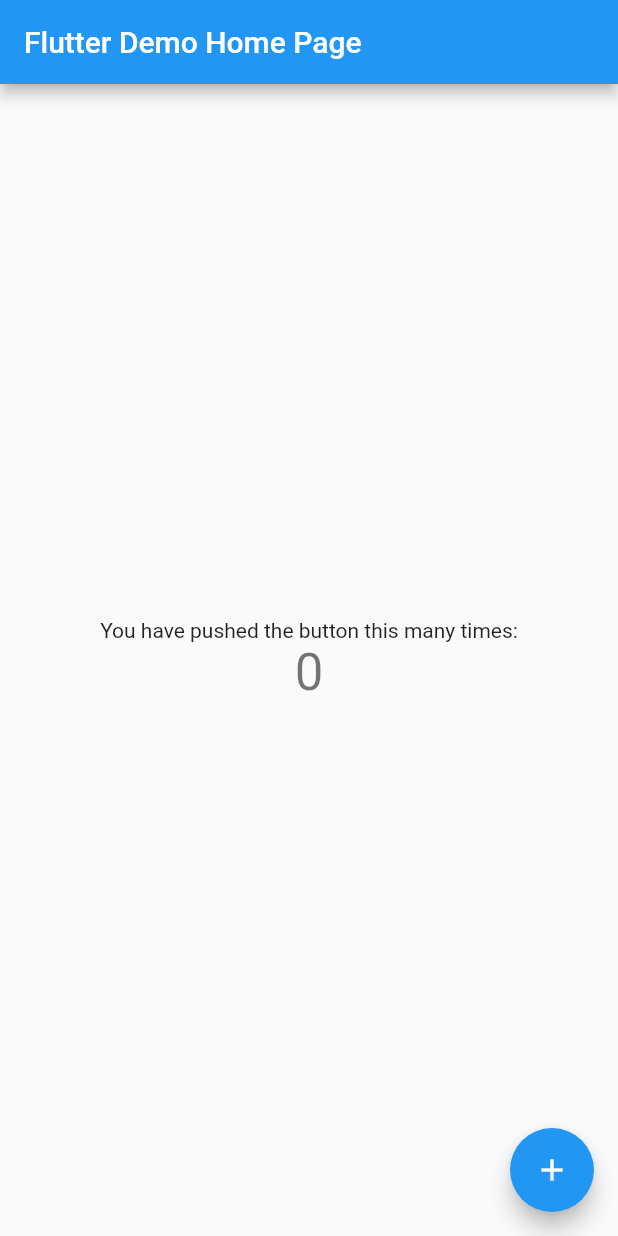
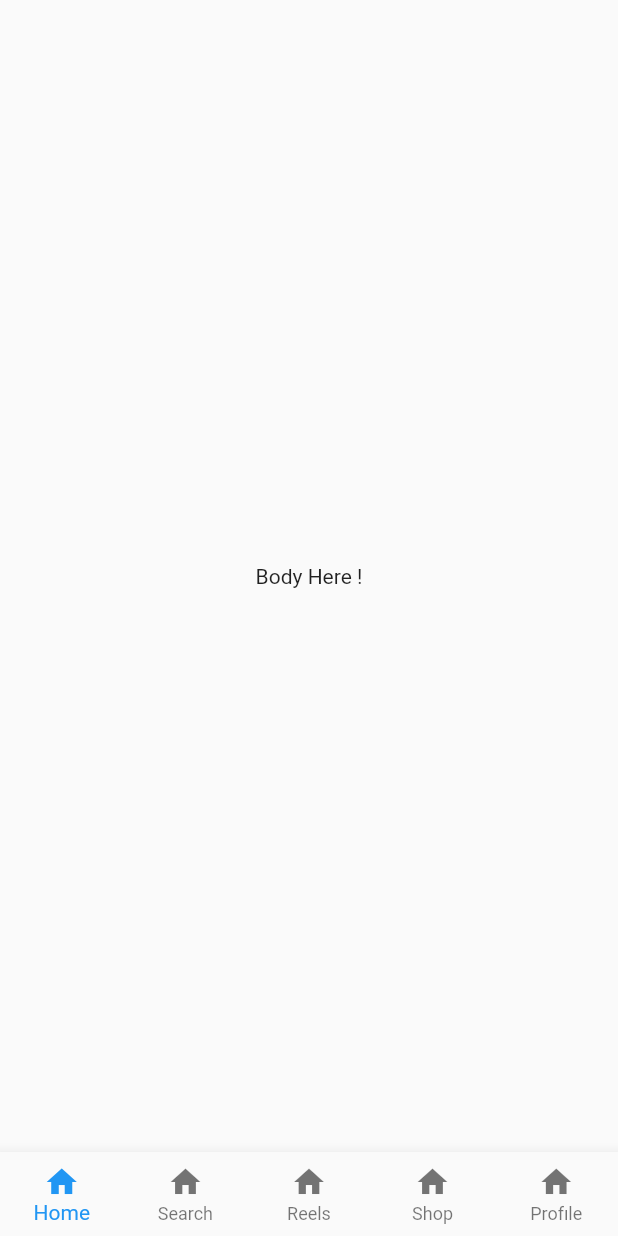
Before and after one commit to eminkartci/Flutter-Instagram-Clone, a Flutter app: the screen it shows after launch, on a phone screen of 412 x 824 dp. Run offline on Flutter 3.47's test engine with Material 2 defaults, Android fonts, the light colour scheme and no system bars.

Commit message:
Home Page ve Navigation Bar başladı

```diff
--- /dev/null
+++ b/instagram_clone_amean/lib/homepage.dart
@@ -0,0 +1,26 @@
+import 'package:flutter/material.dart';
+
+class HomePage extends StatefulWidget {
+  const HomePage({Key? key}) : super(key: key);
+
+  @override
+  State<HomePage> createState() => _HomePageState();
+}
+
+class _HomePageState extends State<HomePage> {
+  @override
+  Widget build(BuildContext context) {
+    return Scaffold(
+        body: Center(child: Text("Body Here !")),
+        bottomNavigationBar: BottomNavigationBar(
+          type: BottomNavigationBarType.fixed,
+          items: [
+            BottomNavigationBarItem(icon: Icon(Icons.home), label: "Home"),
+            BottomNavigationBarItem(icon: Icon(Icons.home), label: "Search"),
+            BottomNavigationBarItem(icon: Icon(Icons.home), label: "Reels"),
+            BottomNavigationBarItem(icon: Icon(Icons.home), label: "Shop"),
+            BottomNavigationBarItem(icon: Icon(Icons.home), label: "Profıle")
+          ],
+        ));
+  }
+}
--- a/instagram_clone_amean/lib/main.dart
+++ b/instagram_clone_amean/lib/main.dart
@@ -1,4 +1,5 @@
 import 'package:flutter/material.dart';
+import 'package:instagram_clone_amean/homepage.dart';
 
 void main() {
   runApp(const MyApp());
@@ -12,104 +13,8 @@
   Widget build(BuildContext context) {
     return MaterialApp(
       title: 'Flutter Demo',
-      theme: ThemeData(
-        // This is the theme of your application.
-        //
-        // Try running your application with "flutter run". You'll see the
-        // application has a blue toolbar. Then, without quitting the app, try
-        // changing the primarySwatch below to Colors.green and then invoke
-        // "hot reload" (press "r" in the console where you ran "flutter run",
-        // or simply save your changes to "hot reload" in a Flutter IDE).
-        // Notice that the counter didn't reset back to zero; the application
-        // is not restarted.
-        primarySwatch: Colors.blue,
-      ),
-      home: const MyHomePage(title: 'Flutter Demo Home Page'),
+      debugShowCheckedModeBanner: false,
+      home: HomePage(),
     );
   }
 }
-
-class MyHomePage extends StatefulWidget {
-  const MyHomePage({Key? key, required this.title}) : super(key: key);
-
-  // This widget is the home page of your application. It is stateful, meaning
-  // that it has a State object (defined below) that contains fields that affect
-  // how it looks.
-
-  // This class is the configuration for the state. It holds the values (in this
-  // case the title) provided by the parent (in this case the App widget) and
-  // used by the build method of the State. Fields in a Widget subclass are
-  // always marked "final".
-
-  final String title;
-
-  @override
-  State<MyHomePage> createState() => _MyHomePageState();
-}
-
-class _MyHomePageState extends State<MyHomePage> {
-  int _counter = 0;
-
-  void _incrementCounter() {
-    setState(() {
-      // This call to setState tells the Flutter framework that something has
-      // changed in this State, which causes it to rerun the build method below
-      // so that the display can reflect the updated values. If we changed
-      // _counter without calling setState(), then the build method would not be
-      // called again, and so nothing would appear to happen.
-      _counter++;
-    });
-  }
-
-  @override
-  Widget build(BuildContext context) {
-    // This method is rerun every time setState is called, for instance as done
-    // by the _incrementCounter method above.
-    //
-    // The Flutter framework has been optimized to make rerunning build methods
-    // fast, so that you can just rebuild anything that needs updating rather
-    // than having to individually change instances of widgets.
-    return Scaffold(
-      appBar: AppBar(
-        // Here we take the value from the MyHomePage object that was created by
-        // the App.build method, and use it to set our appbar title.
-        title: Text(widget.title),
-      ),
-      body: Center(
-        // Center is a layout widget. It takes a single child and positions it
-        // in the middle of the parent.
-        child: Column(
-          // Column is also a layout widget. It takes a list of children and
-          // arranges them vertically. By default, it sizes itself to fit its
-          // children horizontally, and tries to be as tall as its parent.
-          //
-          // Invoke "debug painting" (press "p" in the console, choose the
-          // "Toggle Debug Paint" action from the Flutter Inspector in Android
-          // Studio, or the "Toggle Debug Paint" command in Visual Studio Code)
-          // to see the wireframe for each widget.
-          //
-          // Column has various properties to control how it sizes itself and
-          // how it positions its children. Here we use mainAxisAlignment to
-          // center the children vertically; the main axis here is the vertical
-          // axis because Columns are vertical (the cross axis would be
-          // horizontal).
-          mainAxisAlignment: MainAxisAlignment.center,
-          children: <Widget>[
-            const Text(
-              'You have pushed the button this many times:',
-            ),
-            Text(
-              '$_counter',
-              style: Theme.of(context).textTheme.headline4,
-            ),
-          ],
-        ),
-      ),
-      floatingActionButton: FloatingActionButton(
-        onPressed: _incrementCounter,
-        tooltip: 'Increment',
-        child: const Icon(Icons.add),
-      ), // This trailing comma makes auto-formatting nicer for build methods.
-    );
-  }
-}
```
